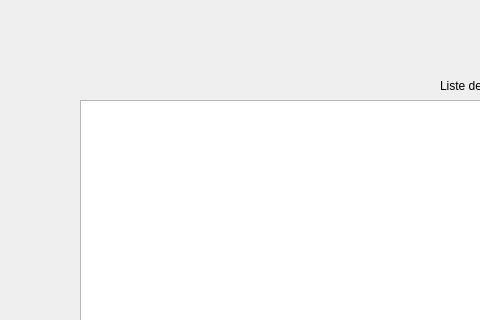
Old version of the form Exercices.ui in the repository KMerzak/HMI_ORTHESE; both pictures show x 0 to 480 and y 0 to 320 of the 1280 by 720 pixel window.
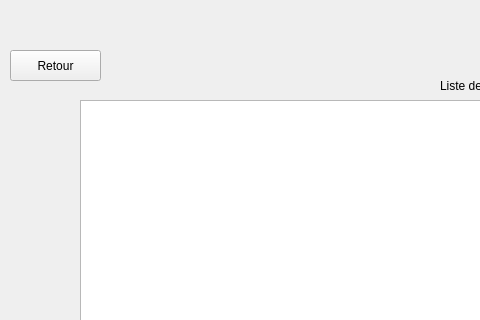
New version of the form.

Patch:
```diff
--- a/Exercices.ui
+++ b/Exercices.ui
@@ -100,6 +100,19 @@
     <string>Supprimer Exercice</string>
    </property>
   </widget>
+  <widget class="QPushButton" name="buttRetour">
+   <property name="geometry">
+    <rect>
+     <x>10</x>
+     <y>50</y>
+     <width>91</width>
+     <height>31</height>
+    </rect>
+   </property>
+   <property name="text">
+    <string>Retour</string>
+   </property>
+  </widget>
  </widget>
  <resources/>
  <connections/>
```
